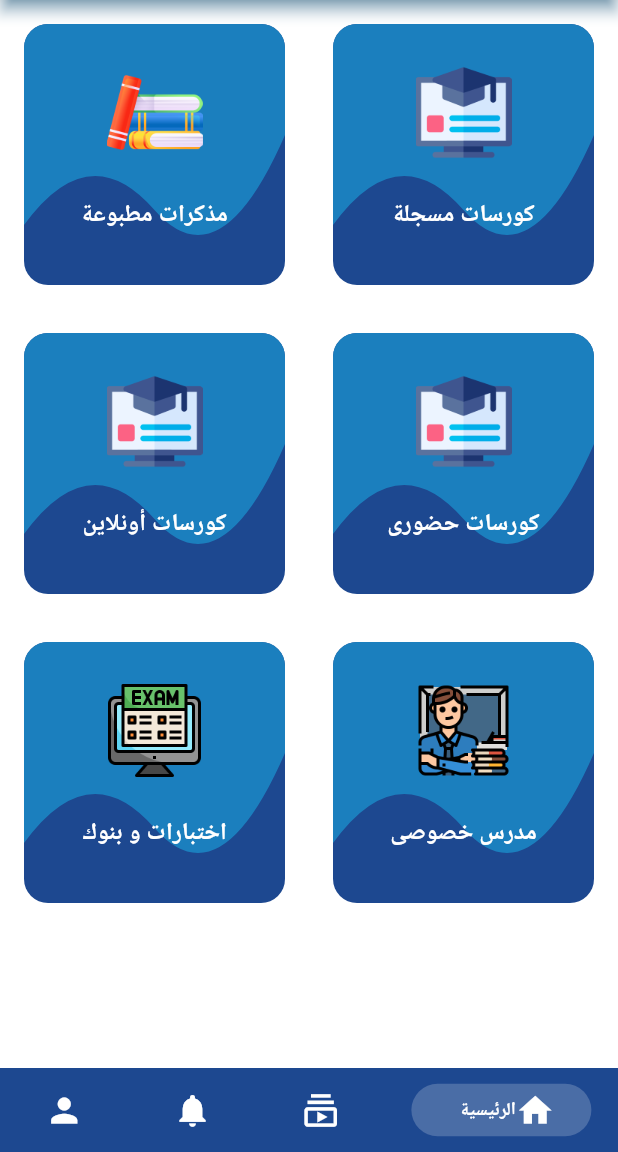
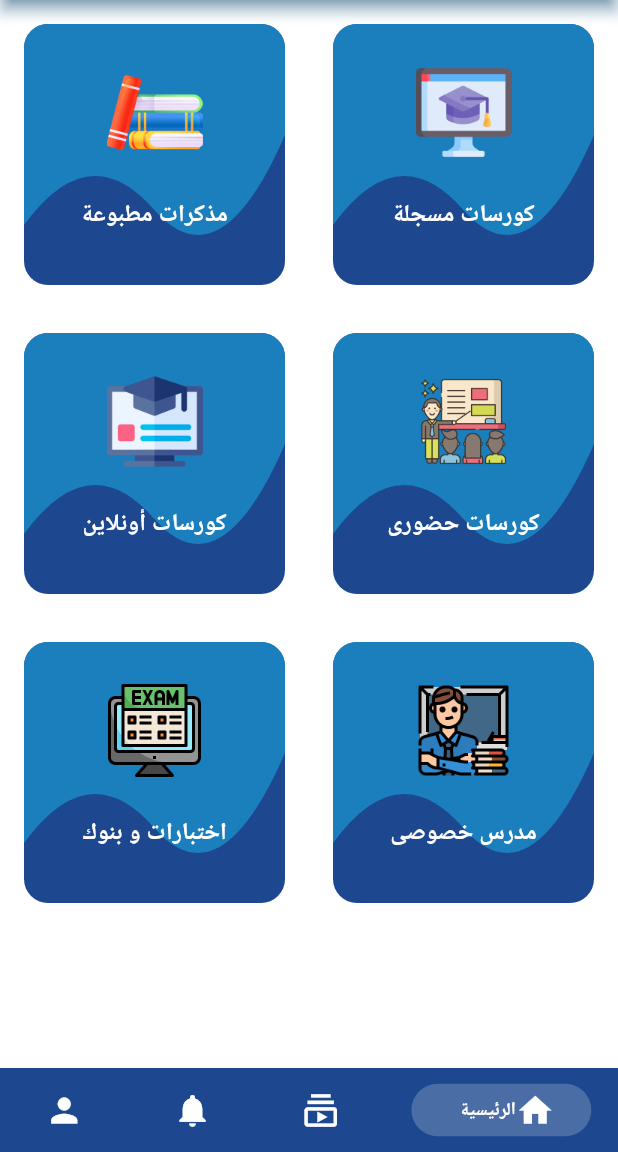
Before and after one commit to mahmoudhamdyae/Education, a Flutter app: the screen it shows after launch, on a phone screen of 412 x 824 dp, the part 84-1236 px from its top. Run offline on Flutter 3.47's test engine with Material 3 defaults, Android fonts, the phone set to English and light mode, and no system bars; drawn by our look-alikes of persistent_bottom_nav_bar; our stand-ins replace get_it, shared_preferences; Roboto replaces fonts that are missing (Montserrat).

```diff
--- a/lib/domain/models/HomeUI.dart
+++ b/lib/domain/models/HomeUI.dart
@@ -15,7 +15,7 @@ class HomeUI {
     return [
       HomeUI(
         AppStrings.recordedCourses,
-        ImageAssets.onlineCourses,
+        ImageAssets.recordedCourses,
             () => Navigator.of(context, rootNavigator: true).pushNamed(Routes.recordedCoursesRoute),
       ),
       HomeUI(
@@ -25,7 +25,7 @@ class HomeUI {
       ),
       HomeUI(
         AppStrings.courses,
-        ImageAssets.onlineCourses,
+        ImageAssets.courses,
             () => Navigator.of(context, rootNavigator: true).pushNamed(Routes.coursesRoute),
       ),
       HomeUI(
--- a/lib/presentation/resources/assets_manager.dart
+++ b/lib/presentation/resources/assets_manager.dart
@@ -6,4 +6,6 @@ class ImageAssets {
   static const String teacher = "$imagePath/teacher.png";
   static const String exam = "$imagePath/exam.png";
   static const String printedNotes = "$imagePath/books.png";
+  static const String courses = "$imagePath/courses.png";
+  static const String recordedCourses = "$imagePath/recorded_courses.png";
 }
```
Also changed, not shown: assets/images/courses.png (added), assets/images/recorded_courses.png (added).
